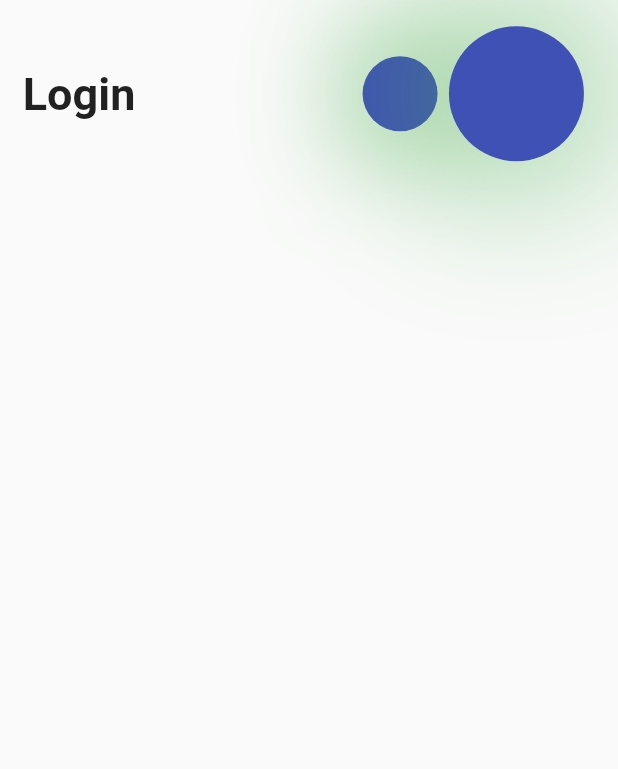
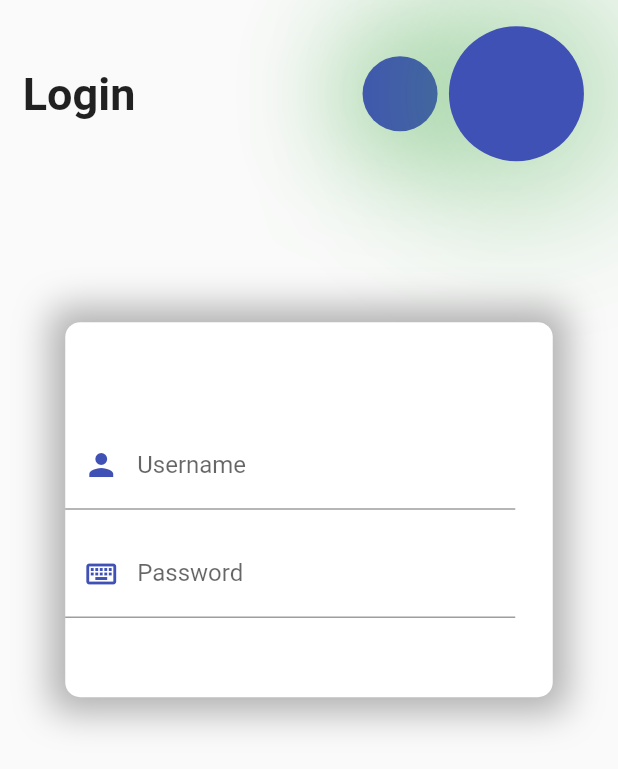
Before and after one commit to Jordieee/Practica1-2-3IPC_2022_Shop, a Flutter app: the screen it shows after launch, on a phone screen of 412 x 824 dp. Shown: the top 769 px of the screen. Run offline on Flutter 3.47's test engine with Material 2 defaults, Android fonts, the phone set to English and light mode, and no system bars.

```diff
--- a/lib/pages/login_page.dart
+++ b/lib/pages/login_page.dart
@@ -6,12 +6,20 @@ class LoginPage extends StatelessWidget {
     return Scaffold(
       body: SafeArea(
         child: Column(children: [
-          SizedBox(
+          _Header(),
+          const Spacer(flex: 1),
+          _Body(),
+          const Spacer(flex: 4),
+        ]),
+      ),
+    );
+  }
+
+  SizedBox _Header() {
+    return SizedBox(
         width: double.infinity,
         height: 125,
-              child: Row(
-                  mainAxisAlignment: MainAxisAlignment.spaceEvenly,
-                  children: [
+        child: Row(mainAxisAlignment: MainAxisAlignment.spaceEvenly, children: [
           const Spacer(flex: 2),
           const Text("Login",
               style: TextStyle(
@@ -51,9 +59,60 @@ class LoginPage extends StatelessWidget {
             ),
           ),
           const Spacer(flex: 3),
-                  ])),
-        ]),
-      ),
-    );
+        ]));
   }
 }
+
+Container _Body() {
+  return Container(
+      width: 325,
+      height: 250,
+      decoration: BoxDecoration(
+        color: Colors.white,
+        borderRadius: BorderRadius.circular(10),
+        boxShadow: [
+          BoxShadow(
+            color: Colors.grey.withOpacity(0.8),
+            spreadRadius: 10,
+            blurRadius: 20,
+          ),
+        ],
+      ),
+      child: Column(
+        mainAxisAlignment: MainAxisAlignment.spaceEvenly,
+        children: [
+          const Spacer(flex: 5),
+          Row(
+            children: const [
+              SizedBox(
+                width: 300,
+                child: TextField(
+                  obscureText: true,
+                  decoration: InputDecoration(
+                    prefixIcon: Icon(Icons.person, color: Colors.indigo),
+                    labelText: 'Username',
+                  ),
+                ),
+              )
+            ],
+          ),
+          const Spacer(flex: 1),
+          Row(
+            children: const [
+              SizedBox(
+                width: 300,
+                child: TextField(
+                  obscureText: true,
+                  decoration: InputDecoration(
+                    prefixIcon:
+                        Icon(Icons.keyboard_outlined, color: Colors.indigo),
+                    labelText: 'Password',
+                  ),
+                ),
+              )
+            ],
+          ),
+          const Spacer(flex: 4),
+        ],
+      ));
+}
```
Lines whose indentation alone changed are shown as unchanged.
